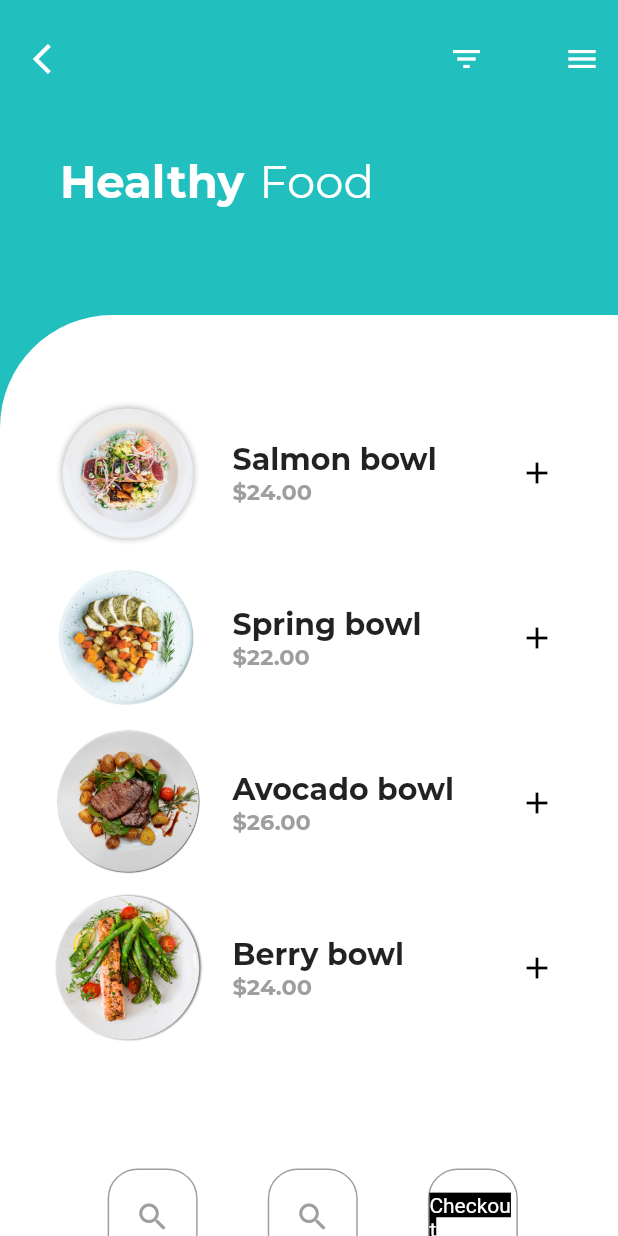
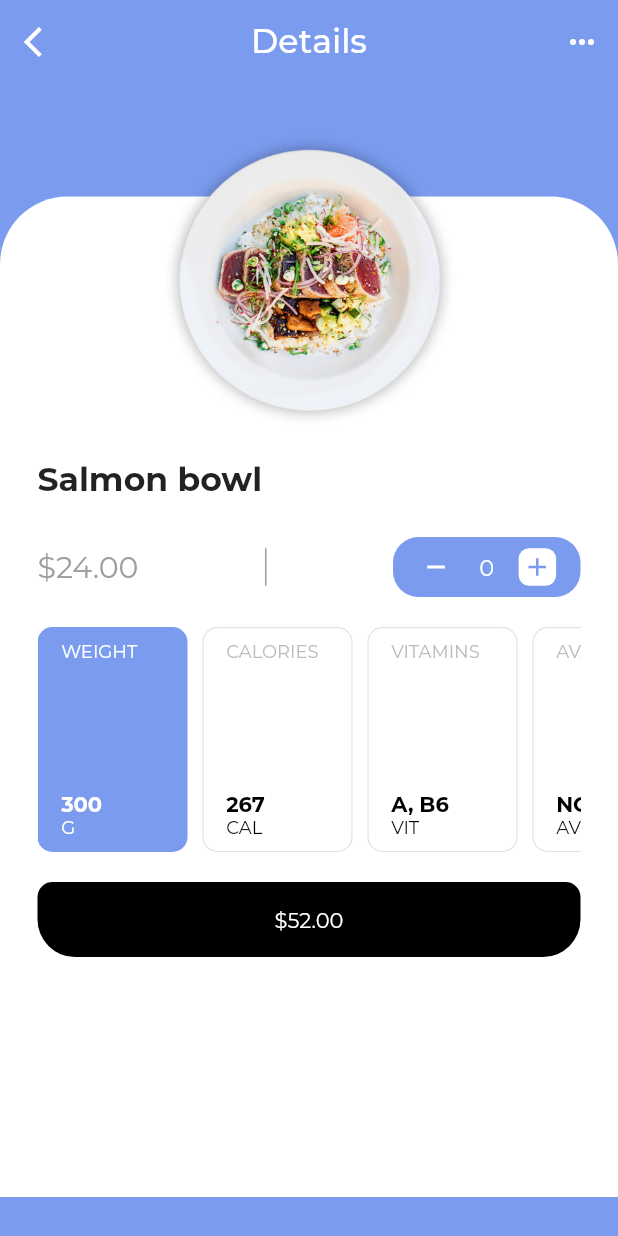
Before and after one commit to Dapo-dan/nutrition_app, a Flutter app: the screen it shows after launch, after a tap on "Salmon bowl", on a phone screen of 412 x 824 dp. Run offline on Flutter 3.47's test engine with Material 2 defaults, Android fonts, the phone set to English and light mode, and no system bars; project files that could hold a hidden picture were left out.

Commit message:
added the details page containing the details of each dish that is selected

```diff
--- a/lib/main.dart
+++ b/lib/main.dart
@@ -1,6 +1,6 @@
 import 'dart:ui';
-
 import 'package:flutter/material.dart';
+import 'package:nutrition_app/screens/detailsPage.dart';
 
 void main() {
   runApp(const MyApp());
@@ -107,7 +107,7 @@ class _MyHomePageState extends State<MyHomePage> {
                 Padding(
                   padding: const EdgeInsets.only(top: 45.0),
                   child: Container(
-                    height: MediaQuery.of(context).size.height - 300.0,
+                    height: MediaQuery.of(context).size.height - 400.0,
                     child: ListView(
                       children: [
                         _buildFoodItem('assets/plate1.png', 'Salmon bowl', '\$24.00'),
@@ -145,13 +145,14 @@ class _MyHomePageState extends State<MyHomePage> {
                         borderRadius: BorderRadius.circular(20.0),
                       ),
                       child: const Center(
-                        child: Icon(Icons.search, color: Colors.grey,),
-                      ),
+                        child: Icon(Icons.shopping_basket, color: Colors.grey,),
+                      ) ,
                     ),
                     Container(
                       height: 65.0,
-                      width: 60.0,
+                      width: 120.0,
                       decoration: BoxDecoration(
+                        color: Colors.black,
                         border: Border.all(
                             color: Colors.grey,
                             style: BorderStyle.solid,
@@ -163,7 +164,6 @@ class _MyHomePageState extends State<MyHomePage> {
                         child: Text('Checkout',
                           style: TextStyle(
                             color: Colors.white,
-                            backgroundColor: Colors.black,
                           ),
                         ),
                       ),
@@ -183,7 +183,9 @@ class _MyHomePageState extends State<MyHomePage> {
       padding: const EdgeInsets.only(left: 10.0, right: 10.0, top: 10.0),
       child: InkWell(
         onTap: (){
-
+          Navigator.of(context).push(MaterialPageRoute(
+              builder: (context) => DetailsPage(heroTag: imgPath, foodName: foodName, foodPrice: price)
+          ));
         },
         child: Row(
           mainAxisAlignment: MainAxisAlignment.spaceBetween,
@@ -226,7 +228,7 @@ class _MyHomePageState extends State<MyHomePage> {
               ),
             ),
             IconButton(
-              icon: Icon(Icons.add),
+              icon: const Icon(Icons.add),
               color: Colors.black,
               onPressed: () {  },
             )
--- /dev/null
+++ b/lib/screens/detailsPage.dart
@@ -0,0 +1,275 @@
+import 'package:flutter/material.dart';
+
+class DetailsPage extends StatefulWidget {
+  final heroTag;
+  final foodName;
+  final foodPrice;
+
+  DetailsPage({this.heroTag, this.foodName, this.foodPrice});
+
+  @override
+  _DetailsPageState createState() => _DetailsPageState();
+}
+
+class _DetailsPageState extends State<DetailsPage> {
+  var selectedCard = 'WEIGHT';
+  int _counter = 0;
+
+  void _incrementCounter() {
+    setState(() {
+      _counter++;
+    });
+  }
+
+  void _decrementCounter(){
+    setState(() {
+      _counter--;
+    });
+  }
+
+  @override
+  Widget build(BuildContext context) {
+    return Scaffold(
+        backgroundColor: const Color(0xFF7A9BEE),
+        appBar: AppBar(
+          leading: IconButton(
+            onPressed: () {
+              Navigator.of(context).pop();
+            },
+            icon: const Icon(Icons.arrow_back_ios),
+            color: Colors.white,
+          ),
+          backgroundColor: Colors.transparent,
+          elevation: 0.0,
+          title: const Text('Details',
+              style: TextStyle(
+                  fontFamily: 'Montserrat',
+                  fontSize: 22.0,
+                  color: Colors.white)),
+          centerTitle: true,
+          actions: <Widget>[
+            IconButton(
+              icon: const Icon(Icons.more_horiz),
+              onPressed: () {},
+              color: Colors.white,
+            )
+          ],
+        ),
+        body: ListView(children: [
+          Stack(children: [
+            Container(
+                height: MediaQuery.of(context).size.height - 82.0,
+                width: MediaQuery.of(context).size.width,
+                color: Colors.transparent),
+            Positioned(
+                top: 75.0,
+                child: Container(
+                    decoration: const BoxDecoration(
+                        borderRadius: BorderRadius.only(
+                          topLeft: Radius.circular(45.0),
+                          topRight: Radius.circular(45.0),
+                        ),
+                        color: Colors.white),
+                    height: MediaQuery.of(context).size.height - 100.0,
+                    width: MediaQuery.of(context).size.width)),
+            Positioned(
+                top: 30.0,
+                left: (MediaQuery.of(context).size.width / 2) - 100.0,
+                child: Hero(
+                    tag: widget.heroTag,
+                    child: Container(
+                        decoration: BoxDecoration(
+                            image: DecorationImage(
+                                image: AssetImage(widget.heroTag),
+                                fit: BoxFit.cover)),
+                        height: 200.0,
+                        width: 200.0))),
+            Positioned(
+                top: 250.0,
+                left: 25.0,
+                right: 25.0,
+                child: Column(
+                  crossAxisAlignment: CrossAxisAlignment.start,
+                  children: <Widget>[
+                    Text(widget.foodName,
+                        style: const TextStyle(
+                            fontFamily: 'Montserrat',
+                            fontSize: 22.0,
+                            fontWeight: FontWeight.bold)),
+                    const SizedBox(height: 25.0),
+                    Row(
+                      mainAxisAlignment: MainAxisAlignment.spaceBetween,
+                      children: <Widget>[
+                        Text(widget.foodPrice,
+                            style: const TextStyle(
+                                fontFamily: 'Montserrat',
+                                fontSize: 20.0,
+                                color: Colors.grey)),
+                        Container(height: 25.0, color: Colors.grey, width: 1.0),
+                        Container(
+                          width: 125.0,
+                          height: 40.0,
+                          decoration: BoxDecoration(
+                              borderRadius: BorderRadius.circular(17.0),
+                              color: const Color(0xFF7A9BEE)),
+                          child: Row(
+                            mainAxisAlignment: MainAxisAlignment.spaceEvenly,
+                            children: <Widget>[
+                              InkWell(
+                                onTap: () {},
+                                child: Container(
+                                  height: 25.0,
+                                  width: 25.0,
+                                  decoration: BoxDecoration(
+                                      borderRadius: BorderRadius.circular(7.0),
+                                      color: const Color(0xFF7A9BEE)),
+                                  child: const Center(
+                                    child: Icon(
+                                      Icons.remove,
+                                      color: Colors.white,
+                                      size: 20.0,
+                                    ),
+                                  ),
+                                ),
+                              ),
+                              Text('$_counter',
+                                  style: const TextStyle(
+                                      color: Colors.white,
+                                      fontFamily: 'Montserrat',
+                                      fontSize: 15.0)),
+                              InkWell(
+                                onTap: () {},
+                                child: Container(
+                                  height: 25.0,
+                                  width: 25.0,
+                                  decoration: BoxDecoration(
+                                      borderRadius: BorderRadius.circular(7.0),
+                                      color: Colors.white),
+                                  child: const Center(
+                                    child: Icon(
+                                      Icons.add,
+                                      color: Color(0xFF7A9BEE),
+                                      size: 20.0,
+                                    ),
+                                  ),
+                                ),
+                              )
+                            ],
+                          ),
+                        )
+                      ],
+                    ),
+                    SizedBox(height: 20.0),
+                    Container(
+                        height: 150.0,
+                        child: ListView(
+                          scrollDirection: Axis.horizontal,
+                          children: <Widget>[
+                            _buildInfoCard('WEIGHT', '300', 'G'),
+                            SizedBox(width: 10.0),
+                            _buildInfoCard('CALORIES', '267', 'CAL'),
+                            SizedBox(width: 10.0),
+                            _buildInfoCard('VITAMINS', 'A, B6', 'VIT'),
+                            SizedBox(width: 10.0),
+                            _buildInfoCard('AVAIL', 'NO', 'AV')
+                          ],
+                        )
+                    ),
+                    SizedBox(height: 20.0),
+                    Padding(
+                      padding: EdgeInsets.only(bottom:5.0),
+                      child: Container(
+                        decoration: BoxDecoration(
+                            borderRadius: BorderRadius.only(topLeft: Radius.circular(10.0), topRight: Radius.circular(10.0), bottomLeft: Radius.circular(25.0), bottomRight: Radius.circular(25.0)),
+                            color: Colors.black
+                        ),
+                        height: 50.0,
+                        child: Center(
+                          child: Text(
+                              '\$52.00',
+                              style: TextStyle(
+                                  color: Colors.white,
+                                  fontFamily: 'Montserrat'
+                              )
+                          ),
+                        ),
+                      ),
+                    )
+                  ],
+                ))
+          ])
+        ]));
+  }
+
+  Widget _buildInfoCard(String cardTitle, String info, String unit) {
+    return InkWell(
+        onTap: () {
+          selectCard(cardTitle);
+        },
+        child: AnimatedContainer(
+            duration: Duration(milliseconds: 500),
+            curve: Curves.easeIn,
+            decoration: BoxDecoration(
+              borderRadius: BorderRadius.circular(10.0),
+              color: cardTitle == selectedCard ? Color(0xFF7A9BEE) : Colors.white,
+              border: Border.all(
+                  color: cardTitle == selectedCard ?
+                  Colors.transparent :
+                  Colors.grey.withOpacity(0.3),
+                  style: BorderStyle.solid,
+                  width: 0.75
+              ),
+
+            ),
+            height: 100.0,
+            width: 100.0,
+            child: Column(
+                mainAxisAlignment: MainAxisAlignment.spaceBetween,
+                crossAxisAlignment: CrossAxisAlignment.start,
+                children: [
+                  Padding(
+                    padding: const EdgeInsets.only(top: 8.0, left: 15.0),
+                    child: Text(cardTitle,
+                        style: TextStyle(
+                          fontFamily: 'Montserrat',
+                          fontSize: 12.0,
+                          color:
+                          cardTitle == selectedCard ? Colors.white : Colors.grey.withOpacity(0.7),
+                        )),
+                  ),
+                  Padding(
+                    padding: const EdgeInsets.only(left: 15.0, bottom: 8.0),
+                    child: Column(
+                      crossAxisAlignment: CrossAxisAlignment.start,
+                      children: <Widget>[
+                        Text(info,
+                            style: TextStyle(
+                                fontFamily: 'Montserrat',
+                                fontSize: 14.0,
+                                color: cardTitle == selectedCard
+                                    ? Colors.white
+                                    : Colors.black,
+                                fontWeight: FontWeight.bold)),
+                        Text(unit,
+                            style: TextStyle(
+                              fontFamily: 'Montserrat',
+                              fontSize: 12.0,
+                              color: cardTitle == selectedCard
+                                  ? Colors.white
+                                  : Colors.black,
+                            ))
+                      ],
+                    ),
+                  )
+                ]
+            )
+        )
+    );
+  }
+
+  selectCard(cardTitle) {
+    setState(() {
+      selectedCard = cardTitle;
+    });
+  }
+}
```
